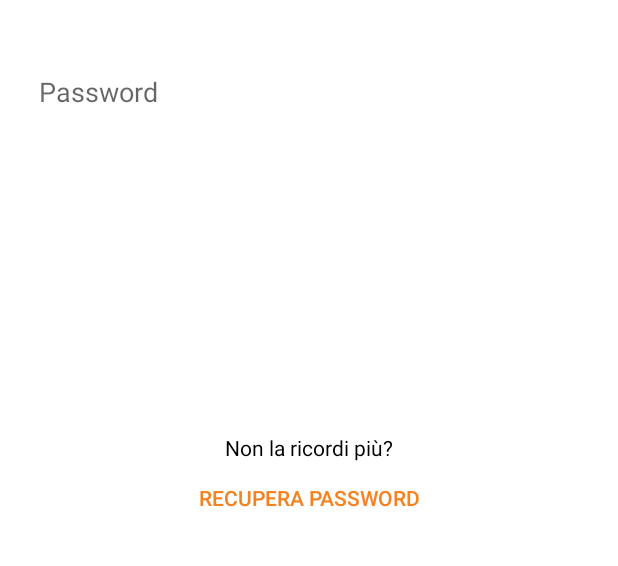
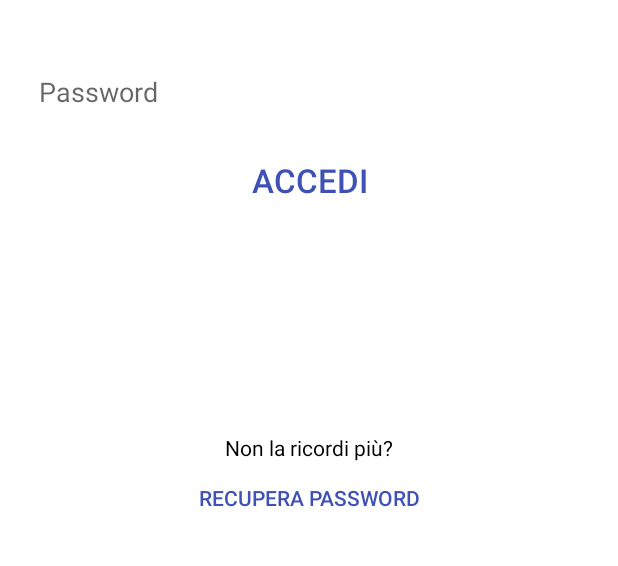
Before and after one commit to unipiazza/unipiazza-android-twostepslogin, an Android app: the screen it shows after launch (LoginActivity), after a tap on "AVANTI", on a phone screen of 412 x 824 dp, the part 508-1074 px from its top. Run offline under Robolectric (Android 15) with nearby library versions, the phone set to English and light mode, and no system bars; our stand-ins replace CircleImageView; libraries missing offline, so code that uses them is left out: io.codetail.animation, io.codetail.widget; plain views replace RevealLinearLayout; 1 statement that could not run was skipped.

Commit message:
button background text color

```diff
--- a/material2stepslogin/src/main/java/com/lorenzobraghetto/material2stepslogin/fragments/FirstStepFragment.java
+++ b/material2stepslogin/src/main/java/com/lorenzobraghetto/material2stepslogin/fragments/FirstStepFragment.java
@@ -49,7 +49,7 @@ public class FirstStepFragment extends Fragment {
     private LinearLayout layoutFirst;
     private ImageView logo;
     private TextView insert_email_login;
-    private TextView registra;
+    private TextView registerText;
     private Button buttonRegistra;
 
     @Nullable
@@ -64,7 +64,7 @@ public class FirstStepFragment extends Fragment {
         layoutFirst = (LinearLayout) view.findViewById(R.id.layoutFirst);
         logo = (ImageView) view.findViewById(R.id.logo);
         insert_email_login = (TextView) view.findViewById(R.id.insert_email_login);
-        registra = (TextView) view.findViewById(R.id.registra);
+        registerText = (TextView) view.findViewById(R.id.registerText);
         buttonRegistra = (Button) view.findViewById(R.id.buttonRegistra);
 
         progressBarFirst.setVisibility(View.GONE);
@@ -73,12 +73,16 @@ public class FirstStepFragment extends Fragment {
             view.setBackgroundColor(mtsl.getFirst_step_background_color());
             logo.setImageResource(mtsl.getLogo());
             insert_email_login.setText(mtsl.getDescription());
-            registra.setText(mtsl.getRegister_description());
+            registerText.setText(mtsl.getRegister_description());
             buttonRegistra.setText(mtsl.getRegister_text());
             buttonRegistra.setBackgroundResource(mtsl.getRegister_background());
             if (mtsl.getEdittext_email_background() != 0)
                 email.setBackgroundResource(mtsl.getEdittext_email_background());
             next.setBackgroundResource(mtsl.getButton_next_background());
+            if (mtsl.getButton_next_text_color() != 0)
+                next.setTextColor(mtsl.getButton_next_text_color());
+            if (mtsl.getButton_register_text_color() != 0)
+                buttonRegistra.setTextColor(mtsl.getButton_register_text_color());
         }
 
         email.setOnEditorActionListener(new TextView.OnEditorActionListener() {
--- a/material2stepslogin/src/main/java/com/lorenzobraghetto/material2stepslogin/fragments/SecondStepFragment.java
+++ b/material2stepslogin/src/main/java/com/lorenzobraghetto/material2stepslogin/fragments/SecondStepFragment.java
@@ -39,6 +39,7 @@ public class SecondStepFragment extends Fragment implements View.OnKeyListener {
     private Button pass_forget;
     private ProgressBar progressBarSecond;
     private RevealLinearLayout layoutSecond;
+    private Button buttonLogin;
 
     @Nullable
     @Override
@@ -54,6 +55,7 @@ public class SecondStepFragment extends Fragment implements View.OnKeyListener {
         pass_forget = (Button) view.findViewById(R.id.pass_forget);
         progressBarSecond = (ProgressBar) view.findViewById(R.id.progressBarSecond);
         layoutSecond = (RevealLinearLayout) view.findViewById(R.id.layoutSecond);
+        buttonLogin = (Button) view.findViewById(R.id.buttonLogin);
 
         progressBarSecond.setVisibility(View.GONE);
         editTextPassword.setBackgroundResource(mtsl.getEdittext_password_background());
@@ -62,9 +64,12 @@ public class SecondStepFragment extends Fragment implements View.OnKeyListener {
             email.setText(mtsl.getEmail());
             name.setText(mtsl.getName());
             profile_image.setImageBitmap(mtsl.getBitmap());
+            if (mtsl.getButton_login_text_color() != 0) {
+                buttonLogin.setTextColor(mtsl.getButton_login_text_color());
+                pass_forget.setTextColor(mtsl.getButton_login_text_color());
+            }
         }
 
-        Button buttonLogin = (Button) view.findViewById(R.id.buttonLogin);
         buttonLogin.setBackgroundResource(mtsl.getButton_login_background());
         buttonLogin.setOnClickListener(new View.OnClickListener() {
             @Override
--- a/material2stepslogin/src/main/java/com/lorenzobraghetto/material2stepslogin/view/MaterialTwoStepsLogin.java
+++ b/material2stepslogin/src/main/java/com/lorenzobraghetto/material2stepslogin/view/MaterialTwoStepsLogin.java
@@ -34,12 +34,15 @@ public class MaterialTwoStepsLogin extends LinearLayout {
     private int register_background;
     private int register_description_text;
     private int register_text;
+    private int button_register_text_color;
     private int first_step_background_color;
     private int second_step_background_color;
     private int edittext_password_background;
     private int button_login_background;
     private int edittext_email_background;
     private int button_next_background;
+    private int button_login_text_color;
+    private int button_next_text_color;
 
     public MaterialTwoStepsLogin(Context context) {
         super(context);
@@ -194,4 +197,28 @@ public class MaterialTwoStepsLogin extends LinearLayout {
     public void setButton_next_background(int button_next_background) {
         this.button_next_background = button_next_background;
     }
+
+    public int getButton_login_text_color() {
+        return button_login_text_color;
+    }
+
+    public void setButton_login_text_color(int button_login_text_color) {
+        this.button_login_text_color = button_login_text_color;
+    }
+
+    public int getButton_next_text_color() {
+        return button_next_text_color;
+    }
+
+    public void setButton_next_text_color(int button_next_text_color) {
+        this.button_next_text_color = button_next_text_color;
+    }
+
+    public int getButton_register_text_color() {
+        return button_register_text_color;
+    }
+
+    public void setButton_register_text_color(int button_register_text_color) {
+        this.button_register_text_color = button_register_text_color;
+    }
 }
--- a/material2stepslogin/src/main/res/layout/first_login_view.xml
+++ b/material2stepslogin/src/main/res/layout/first_login_view.xml
@@ -60,7 +60,7 @@
 
 
     <TextView
-        android:id="@+id/registra"
+        android:id="@+id/registerText"
         style="@style/Base.TextAppearance.AppCompat.Body1"
         android:layout_width="fill_parent"
         android:layout_height="wrap_content"
--- a/materialtwostepsdemo/src/main/java/com/unipiazza/materialtwostepsdemo/LoginActivity.java
+++ b/materialtwostepsdemo/src/main/java/com/unipiazza/materialtwostepsdemo/LoginActivity.java
@@ -28,16 +28,20 @@ public class LoginActivity extends AppCompatActivity implements TwoStepsLoginLis
         login_view.setRegister_description(R.string.not_registered_login);
         login_view.setRegister_text(R.string.registrati);
 
-        //Register button background
+        //Register Button background
         //login_view.setRegister_background(R.drawable.rounded_white_stroke_button);
+        login_view.setButton_register_text_color(Color.WHITE);
 
-        //EditText backgounds
+        //EditText Backgounds
         //login_view.setEdittext_password_background(R.drawable.edittext_unipiazza_background);
         //login_view.setEdittext_email_background(R.drawable.edittext_unipiazza_background);
 
-        //Button backgrounds
+        //Button Backgrounds
         //login_view.setButton_login_background(R.drawable.rounded_orange_light_btn);
         //login_view.setButton_next_background(R.drawable.rounded_orange_btn);
+        //Button Text Color
+        login_view.setButton_next_text_color(Color.WHITE);
+        login_view.setButton_login_text_color(getResources().getColor(R.color.colorPrimary));
     }
 
     @Override
```
